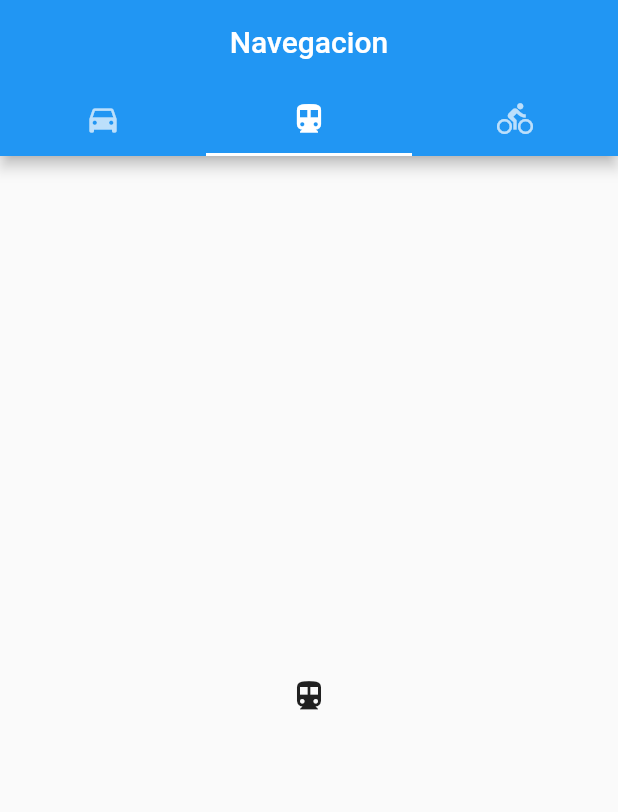
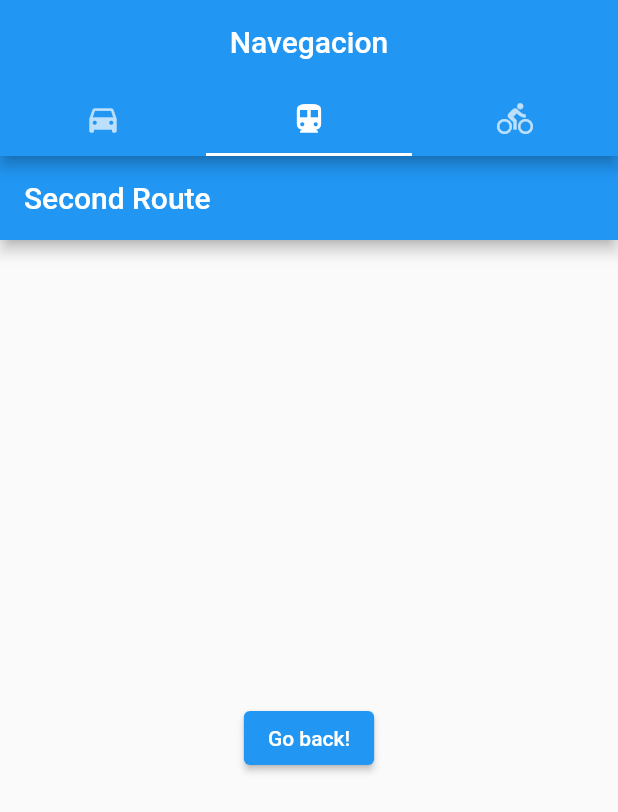
Before and after one commit to zamirar31/flutterNavegacion, a Flutter app: the screen it shows after launch, tab 2 chosen, on a phone screen of 412 x 824 dp. Shown: the top 812 px of the screen. Run offline on Flutter 3.47's test engine with Material 2 defaults, Android fonts, the light colour scheme and no system bars.

Commit message:
Agregar nueva tab and go back button

```diff
--- a/lib/src/home.dart
+++ b/lib/src/home.dart
@@ -1,4 +1,5 @@
 import 'package:flutter/material.dart';
+import 'package:flutter_navegacion/src/pages/direction_page.dart';
 
 class HomePages extends StatelessWidget {
   const HomePages({super.key});
@@ -23,8 +24,14 @@ class HomePages extends StatelessWidget {
         body: TabBarView(
           children: [
             _tabCar(),
-            Icon(Icons.directions_transit),
-            Icon(Icons.directions_bike),
+            const DirectionPage(),
+            const Center(
+                child: Column(
+                    mainAxisAlignment: MainAxisAlignment.center,
+                    children: [
+                  Text("Informacion de lugar"),
+                  Icon(Icons.bike_scooter)
+                ])),
           ],
         ),
       ),
@@ -33,9 +40,9 @@ class HomePages extends StatelessWidget {
 
   Widget _tabCar() {
     return const Center(
-        child: Column(
-            mainAxisAlignment: MainAxisAlignment.center,
-            children: [
-              Text("Informacion del vehiculo")]));
+        child: Column(mainAxisAlignment: MainAxisAlignment.center, children: [
+      Text("Informacion del vehiculo"),
+      Icon(Icons.car_crash)
+    ]));
   }
 }
--- a/lib/src/pages/direction_page.dart
+++ b/lib/src/pages/direction_page.dart
@@ -0,0 +1,38 @@
+import 'package:flutter/material.dart';
+
+//class DirectionPage extends StatelessWidget {
+  //const DirectionPage({super.key});
+
+  //@override
+  //Widget build(BuildContext context) {
+   // return const Center(
+      //  child: Column(mainAxisAlignment: MainAxisAlignment.center, children: [
+    //  Text("Informacion de direcciones"),
+     // Icon(Icons.directions_transit)
+   // ]));
+  //}
+//}
+
+class DirectionPage extends StatelessWidget {
+  const DirectionPage({super.key});
+
+  @override
+  Widget build(BuildContext context) {
+    return Scaffold(
+      appBar: AppBar(
+        title: const Text('Second Route'),
+      ),
+      body: Center(
+        child: ElevatedButton(
+          onPressed: () {
+          Navigator.push(
+          context,
+          MaterialPageRoute(builder: (context) => const DirectionPage()),
+      );
+},
+          child: const Text('Go back!'),
+        ),
+      ),
+    );
+  }
+}
```
Also changed, not shown: lib/src/pages/direction_detail_page.dart (added, +32 -0 lines).
